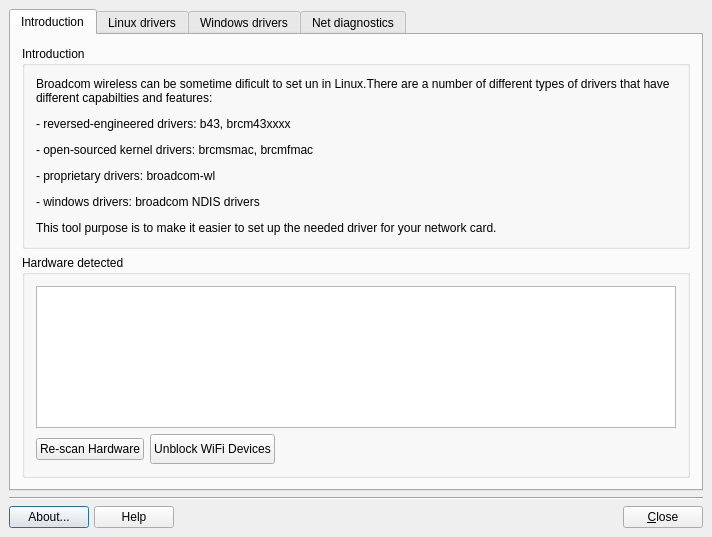
Above: meconfig.ui from AdrianTM/mx-broadcom-manager before the change. Below: the same form after it.
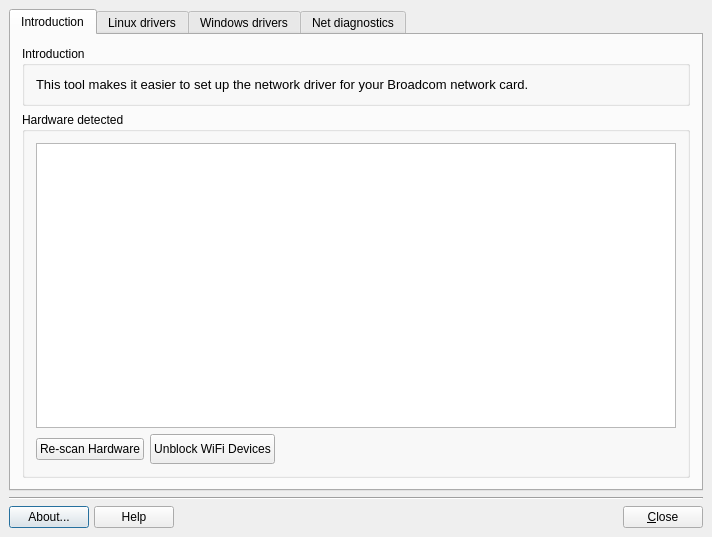
That is the form after the change. Icons and pictures are not drawn.

```diff
--- a/meconfig.ui
+++ b/meconfig.ui
@@ -207,7 +207,11 @@
           <item>
            <widget class="QLabel" name="labelIntroduction">
             <property name="text">
-             <string>&lt;html&gt;&lt;head/&gt;&lt;body&gt;&lt;p&gt;Broadcom wireless can be sometime dificult to set un in Linux.There are a number of different types of drivers that have different capabilties and features: &lt;/p&gt;&lt;p&gt;- reversed-engineered drivers: b43, brcm43xxxx&lt;/p&gt;&lt;p&gt;- open-sourced kernel drivers: brcmsmac, brcmfmac &lt;/p&gt;&lt;p&gt;- proprietary drivers: broadcom-wl&lt;/p&gt;&lt;p&gt;- windows drivers: broadcom NDIS drivers&lt;/p&gt;&lt;p&gt;This tool purpose is to make it easier to set up the needed driver for your network card. &lt;/p&gt;&lt;/body&gt;&lt;/html&gt;</string>
+             <string>&lt;!DOCTYPE HTML PUBLIC &quot;-//W3C//DTD HTML 4.0//EN&quot; &quot;http://www.w3.org/TR/REC-html40/strict.dtd&quot;&gt;
+&lt;html&gt;&lt;head&gt;&lt;meta name=&quot;qrichtext&quot; content=&quot;1&quot; /&gt;&lt;style type=&quot;text/css&quot;&gt;
+p, li { white-space: pre-wrap; }
+&lt;/style&gt;&lt;/head&gt;&lt;body style=&quot; font-family:'Sans'; font-size:10pt; font-weight:400; font-style:normal;&quot;&gt;
+&lt;p style=&quot; margin-top:0px; margin-bottom:0px; margin-left:0px; margin-right:0px; -qt-block-indent:0; text-indent:0px;&quot;&gt;This tool makes it easier to set up the network driver for your Broadcom network card.&lt;/p&gt;&lt;/body&gt;&lt;/html&gt;</string>
             </property>
             <property name="textFormat">
              <enum>Qt::RichText</enum>
```
Left out of the diff: 8 changed lines with no effect on the pictures.
